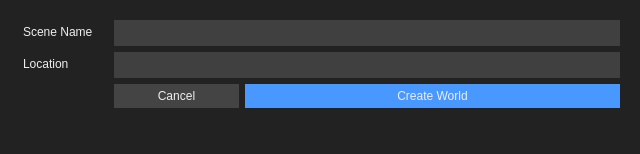
jahshaka/Studio, file src/dialogs/newprojectdialog.ui: the form before one commit.
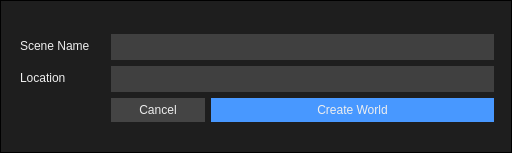
The form after the commit.

Commit message: Fix NewProjectDialog style and reuse

What changed in the file:
```diff
--- a/src/dialogs/newprojectdialog.ui
+++ b/src/dialogs/newprojectdialog.ui
@@ -2,12 +2,15 @@
 <ui version="4.0">
  <class>NewProjectDialog</class>
  <widget class="QDialog" name="NewProjectDialog">
+  <property name="enabled">
+   <bool>true</bool>
+  </property>
   <property name="geometry">
    <rect>
     <x>0</x>
     <y>0</y>
-    <width>640</width>
-    <height>154</height>
+    <width>512</width>
+    <height>153</height>
    </rect>
   </property>
   <property name="sizePolicy">
@@ -16,14 +19,19 @@
     <verstretch>0</verstretch>
    </sizepolicy>
   </property>
+  <property name="maximumSize">
+   <size>
+    <width>16777215</width>
+    <height>16777215</height>
+   </size>
+  </property>
   <property name="windowTitle">
    <string>Dialog</string>
   </property>
   <property name="styleSheet">
-   <string notr="true">
-QWidget#NewProjectDialog {
-  background: #222;
-  color: #EEE;
+   <string notr="true">QWidget#NewProjectDialog {
+  	background: #1E1E1E;
+	border: 1px solid black;
 }
 
 #createProject {
@@ -36,14 +44,14 @@
 
 QLabel {
 	margin-right: 12px;
-  color: #EEE;
+  	color: #EEE;
 }
 
 QPushButton, QToolButton {
 	border: 0;
 	padding: 5px;
 	background: #444;
-  color: #EEE;
+  	color: #EEE;
 }
 
 QPushButton::hover {
@@ -57,42 +65,78 @@
 QLineEdit {
 	background: #404040;
 	padding: 5px;
-  border: 0;
-  color: #EEE;
+  	border: 0;
+	color: #EEE;
 }</string>
   </property>
   <layout class="QGridLayout" name="gridLayout">
+   <property name="rightMargin">
+    <number>9</number>
+   </property>
+   <property name="bottomMargin">
+    <number>9</number>
+   </property>
    <item row="0" column="0">
     <widget class="QWidget" name="widget" native="true">
+     <property name="sizePolicy">
+      <sizepolicy hsizetype="Preferred" vsizetype="Fixed">
+       <horstretch>0</horstretch>
+       <verstretch>0</verstretch>
+      </sizepolicy>
+     </property>
+     <property name="maximumSize">
+      <size>
+       <width>16777215</width>
+       <height>139</height>
+      </size>
+     </property>
      <layout class="QFormLayout" name="formLayout">
+      <property name="sizeConstraint">
+       <enum>QLayout::SetMinimumSize</enum>
+      </property>
       <property name="fieldGrowthPolicy">
        <enum>QFormLayout::AllNonFixedFieldsGrow</enum>
       </property>
-      <item row="0" column="0">
+      <property name="formAlignment">
+       <set>Qt::AlignLeading|Qt::AlignLeft|Qt::AlignVCenter</set>
+      </property>
+      <property name="leftMargin">
+       <number>6</number>
+      </property>
+      <property name="topMargin">
+       <number>0</number>
+      </property>
+      <property name="rightMargin">
+       <number>9</number>
+      </property>
+      <property name="bottomMargin">
+       <number>0</number>
+      </property>
+      <item row="2" column="0">
        <widget class="QLabel" name="pName">
         <property name="text">
          <string>Scene Name</string>
         </property>
        </widget>
       </item>
-      <item row="0" column="1">
+      <item row="2" column="1">
        <widget class="QLineEdit" name="projectName"/>
       </item>
-      <item row="1" column="0">
+      <item row="3" column="0">
        <widget class="QLabel" name="lName">
         <property name="text">
          <string>Location</string>
         </property>
        </widget>
       </item>
-      <item row="1" column="1">
+      <item row="3" column="1">
        <layout class="QHBoxLayout" name="loc_layout">
         <item>
          <widget class="QLineEdit" name="projectPath"/>
         </item>
        </layout>
       </item>
-      <item row="2" column="1">
+      <item row="4" column="1">
        <layout class="QHBoxLayout" name="horizontalLayout_3">
         <item>
          <widget class="QPushButton" name="cancel">
```
The commit also changes 2 other files.
